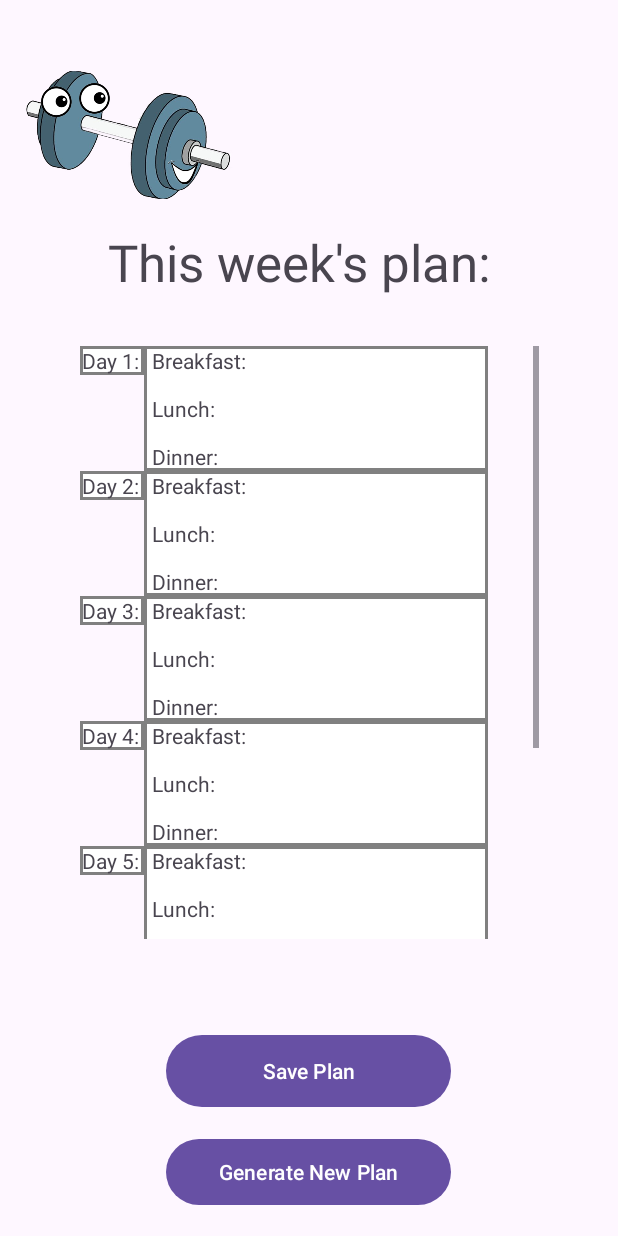
After one commit to snohoho/cAIorie, an Android app: the layout mealplan_activity.xml on its own in the app's theme, with its tools: preview values and no code run, on a phone screen of 412 x 824 dp. The commit adds this screen. Run offline under Robolectric (Android 15) with nearby library versions, the phone set to English and light mode, and no system bars.

Commit message:
First commit, meal plan screen

```diff
--- /dev/null
+++ b/app/src/main/java/edu/floridapoly/mobiledeviceapps/fall23/caiorie/MealPlanActivity.java
@@ -0,0 +1,14 @@
+package edu.floridapoly.mobiledeviceapps.fall23.caiorie;
+
+import android.os.Bundle;
+
+import androidx.appcompat.app.AppCompatActivity;
+
+public class MealPlanActivity extends AppCompatActivity {
+
+    @Override
+    protected void onCreate(Bundle savedInstanceState) {
+        super.onCreate(savedInstanceState);
+        setContentView(R.layout.mealplan_activity);
+    }
+}
--- /dev/null
+++ b/app/src/main/res/drawable/border.xml
@@ -0,0 +1,5 @@
+<?xml version="1.0" encoding="utf-8"?>
+<shape xmlns:android="http://schemas.android.com/apk/res/android" android:shape="rectangle" >
+    <solid android:color="@android:color/white" />
+    <stroke android:width="2dp" android:color="#808080"/>
+</shape>
--- /dev/null
+++ b/app/src/main/res/layout/mealplan_activity.xml
@@ -0,0 +1,325 @@
+<?xml version="1.0" encoding="utf-8"?>
+<androidx.constraintlayout.widget.ConstraintLayout xmlns:android="http://schemas.android.com/apk/res/android"
+    xmlns:app="http://schemas.android.com/apk/res-auto"
+    xmlns:tools="http://schemas.android.com/tools"
+    android:layout_width="match_parent"
+    android:layout_height="match_parent"
+    tools:context=".MainActivity">
+
+
+
+    <TextView
+        android:id="@+id/textView"
+        android:layout_width="wrap_content"
+        android:layout_height="wrap_content"
+        android:text="This week's plan:"
+        android:textSize="34sp"
+        app:layout_constraintBottom_toBottomOf="parent"
+        app:layout_constraintEnd_toEndOf="parent"
+        app:layout_constraintHorizontal_bias="0.458"
+        app:layout_constraintStart_toStartOf="parent"
+        app:layout_constraintTop_toTopOf="parent"
+        app:layout_constraintVertical_bias="0.195"
+        />
+
+    <ImageView
+        android:id="@+id/imageView"
+        android:layout_width="177dp"
+        android:layout_height="197dp"
+        app:layout_constraintBottom_toBottomOf="parent"
+        app:layout_constraintEnd_toEndOf="parent"
+        app:layout_constraintHorizontal_bias="0.0"
+        app:layout_constraintStart_toStartOf="parent"
+        app:layout_constraintTop_toTopOf="parent"
+        app:layout_constraintVertical_bias="0.0"
+        app:srcCompat="@drawable/dumbell_app_clipart" />
+
+    <Button
+        android:id="@+id/savePlanBtn"
+        android:layout_width="190dp"
+        android:layout_height="56dp"
+        android:text="Save Plan"
+        app:layout_constraintBottom_toBottomOf="parent"
+        app:layout_constraintEnd_toEndOf="parent"
+        app:layout_constraintHorizontal_bias="0.498"
+        app:layout_constraintStart_toStartOf="parent"
+        app:layout_constraintTop_toTopOf="parent"
+        app:layout_constraintVertical_bias="0.893" />
+
+    <Button
+        android:id="@+id/generatePlanBtn"
+        android:layout_width="190dp"
+        android:layout_height="52dp"
+        android:text="Generate New Plan"
+        app:layout_constraintBottom_toBottomOf="parent"
+        app:layout_constraintEnd_toEndOf="parent"
+        app:layout_constraintHorizontal_bias="0.498"
+        app:layout_constraintStart_toStartOf="parent"
+        app:layout_constraintTop_toTopOf="parent"
+        app:layout_constraintVertical_bias="0.978" />
+
+    <ScrollView
+        android:layout_width="306dp"
+        android:layout_height="395dp"
+        android:layout_marginTop="32dp"
+        android:fillViewport="true"
+        app:layout_constraintBottom_toBottomOf="parent"
+        app:layout_constraintEnd_toEndOf="parent"
+        app:layout_constraintStart_toStartOf="parent"
+        app:layout_constraintTop_toTopOf="parent">
+
+        <LinearLayout
+            android:layout_width="match_parent"
+            android:layout_height="wrap_content"
+            android:orientation="vertical">
+
+            <LinearLayout
+                android:layout_width="match_parent"
+                android:layout_height="wrap_content"
+                android:orientation="horizontal">
+
+                <TextView
+                    android:id="@+id/textView11"
+                    android:layout_width="wrap_content"
+                    android:layout_height="wrap_content"
+                    android:background="@drawable/border"
+                    android:paddingLeft="1dp"
+                    android:text="Day 1: "
+                    app:layout_constraintBottom_toBottomOf="parent"
+                    app:layout_constraintEnd_toEndOf="parent"
+                    app:layout_constraintHorizontal_bias="0.043"
+                    app:layout_constraintStart_toStartOf="parent"
+                    app:layout_constraintTop_toTopOf="parent"
+                    app:layout_constraintVertical_bias="0.009" />
+
+                <TextView
+                    android:id="@+id/textView9"
+                    android:layout_width="229dp"
+                    android:layout_height="wrap_content"
+                    android:background="@drawable/border"
+                    android:paddingLeft="5dp"
+                    android:text="@string/mealPlanText"
+                    app:layout_constraintBottom_toBottomOf="parent"
+                    app:layout_constraintEnd_toEndOf="parent"
+                    app:layout_constraintHorizontal_bias="0.379"
+                    app:layout_constraintStart_toStartOf="parent"
+                    app:layout_constraintTop_toTopOf="parent"
+                    app:layout_constraintVertical_bias="0.795" />
+
+            </LinearLayout>
+
+            <LinearLayout
+                android:layout_width="match_parent"
+                android:layout_height="wrap_content"
+                android:orientation="horizontal">
+
+                <TextView
+                    android:id="@+id/textView12"
+                    android:layout_width="wrap_content"
+                    android:layout_height="wrap_content"
+                    android:background="@drawable/border"
+                    android:paddingLeft="1dp"
+                    android:text="Day 2: "
+                    app:layout_constraintBottom_toBottomOf="parent"
+                    app:layout_constraintEnd_toEndOf="parent"
+                    app:layout_constraintHorizontal_bias="0.043"
+                    app:layout_constraintStart_toStartOf="parent"
+                    app:layout_constraintTop_toTopOf="parent"
+                    app:layout_constraintVertical_bias="0.153" />
+
+                <TextView
+                    android:id="@+id/textView10"
+                    android:layout_width="229dp"
+                    android:layout_height="wrap_content"
+                    android:background="@drawable/border"
+                    android:paddingLeft="5dp"
+                    android:text="@string/mealPlanText"
+                    app:layout_constraintBottom_toBottomOf="parent"
+                    app:layout_constraintEnd_toEndOf="parent"
+                    app:layout_constraintHorizontal_bias="0.379"
+                    app:layout_constraintStart_toStartOf="parent"
+                    app:layout_constraintTop_toTopOf="parent"
+                    app:layout_constraintVertical_bias="0.959" />
+            </LinearLayout>
+
+            <LinearLayout
+                android:layout_width="match_parent"
+                android:layout_height="wrap_content"
+                android:orientation="horizontal">
+
+                <TextView
+                    android:id="@+id/textView13"
+                    android:layout_width="wrap_content"
+                    android:layout_height="wrap_content"
+                    android:background="@drawable/border"
+                    android:paddingLeft="1dp"
+                    android:text="Day 3: "
+                    app:layout_constraintBottom_toBottomOf="parent"
+                    app:layout_constraintEnd_toEndOf="parent"
+                    app:layout_constraintHorizontal_bias="0.043"
+                    app:layout_constraintStart_toStartOf="parent"
+                    app:layout_constraintTop_toTopOf="parent"
+                    app:layout_constraintVertical_bias="0.313" />
+
+                <TextView
+                    android:id="@+id/textView8"
+                    android:layout_width="229dp"
+                    android:layout_height="wrap_content"
+                    android:background="@drawable/border"
+                    android:paddingLeft="5dp"
+                    android:text="@string/mealPlanText"
+                    app:layout_constraintBottom_toBottomOf="parent"
+                    app:layout_constraintEnd_toEndOf="parent"
+                    app:layout_constraintHorizontal_bias="0.379"
+                    app:layout_constraintStart_toStartOf="parent"
+                    app:layout_constraintTop_toTopOf="parent"
+                    app:layout_constraintVertical_bias="0.631" />
+
+            </LinearLayout>
+
+            <LinearLayout
+                android:layout_width="match_parent"
+                android:layout_height="wrap_content"
+                android:orientation="horizontal">
+
+                <TextView
+                    android:id="@+id/textView14"
+                    android:layout_width="wrap_content"
+                    android:layout_height="wrap_content"
+                    android:background="@drawable/border"
+                    android:paddingLeft="1dp"
+                    android:text="Day 4: "
+                    app:layout_constraintBottom_toBottomOf="parent"
+                    app:layout_constraintEnd_toEndOf="parent"
+                    app:layout_constraintHorizontal_bias="0.043"
+                    app:layout_constraintStart_toStartOf="parent"
+                    app:layout_constraintTop_toTopOf="parent"
+                    app:layout_constraintVertical_bias="0.45" />
+
+                <TextView
+                    android:id="@+id/textView7"
+                    android:layout_width="229dp"
+                    android:layout_height="wrap_content"
+                    android:background="@drawable/border"
+                    android:paddingLeft="5dp"
+                    android:text="@string/mealPlanText"
+                    app:layout_constraintBottom_toBottomOf="parent"
+                    app:layout_constraintEnd_toEndOf="parent"
+                    app:layout_constraintHorizontal_bias="0.379"
+                    app:layout_constraintStart_toStartOf="parent"
+                    app:layout_constraintTop_toTopOf="parent"
+                    app:layout_constraintVertical_bias="0.473" />
+
+            </LinearLayout>
+
+            <LinearLayout
+                android:layout_width="match_parent"
+                android:layout_height="wrap_content"
+                android:orientation="horizontal">
+
+                <TextView
+                    android:id="@+id/textView15"
+                    android:layout_width="wrap_content"
+                    android:layout_height="wrap_content"
+                    android:background="@drawable/border"
+                    android:paddingLeft="1dp"
+                    android:text="Day 5: "
+                    app:layout_constraintBottom_toBottomOf="parent"
+                    app:layout_constraintEnd_toEndOf="parent"
+                    app:layout_constraintHorizontal_bias="0.043"
+                    app:layout_constraintStart_toStartOf="parent"
+                    app:layout_constraintTop_toTopOf="parent"
+                    app:layout_constraintVertical_bias="0.58" />
+
+                <TextView
+                    android:id="@+id/textView6"
+                    android:layout_width="229dp"
+                    android:layout_height="wrap_content"
+                    android:background="@drawable/border"
+                    android:paddingLeft="5dp"
+                    android:text="@string/mealPlanText"
+                    app:layout_constraintBottom_toBottomOf="parent"
+                    app:layout_constraintEnd_toEndOf="parent"
+                    app:layout_constraintHorizontal_bias="0.379"
+                    app:layout_constraintStart_toStartOf="parent"
+                    app:layout_constraintTop_toTopOf="parent"
+                    app:layout_constraintVertical_bias="0.324" />
+
+            </LinearLayout>
+
+            <LinearLayout
+                android:layout_width="match_parent"
+                android:layout_height="wrap_content"
+                android:orientation="horizontal">
+
+                <TextView
+                    android:id="@+id/textView16"
+                    android:layout_width="wrap_content"
+                    android:layout_height="wrap_content"
+                    android:background="@drawable/border"
+                    android:paddingLeft="1dp"
+                    android:text="Day 6: "
+                    app:layout_constraintBottom_toBottomOf="parent"
+                    app:layout_constraintEnd_toEndOf="parent"
+                    app:layout_constraintHorizontal_bias="0.043"
+                    app:layout_constraintStart_toStartOf="parent"
+                    app:layout_constraintTop_toTopOf="parent"
+                    app:layout_constraintVertical_bias="0.733" />
+
+                <TextView
+                    android:id="@+id/textView5"
+                    android:layout_width="229dp"
+                    android:layout_height="wrap_content"
+                    android:background="@drawable/border"
+                    android:paddingLeft="5dp"
+                    android:text="@string/mealPlanText"
+                    app:layout_constraintBottom_toBottomOf="parent"
+                    app:layout_constraintEnd_toEndOf="parent"
+                    app:layout_constraintHorizontal_bias="0.379"
+                    app:layout_constraintStart_toStartOf="parent"
+                    app:layout_constraintTop_toTopOf="parent"
+                    app:layout_constraintVertical_bias="0.168" />
+
+            </LinearLayout>
+
+            <LinearLayout
+                android:layout_width="match_parent"
+                android:layout_height="wrap_content"
+                android:orientation="horizontal">
+
+                <TextView
+                    android:id="@+id/textView17"
+                    android:layout_width="wrap_content"
+                    android:layout_height="wrap_content"
+                    android:background="@drawable/border"
+                    android:paddingLeft="1dp"
+                    android:text="Day 7: "
+                    app:layout_constraintBottom_toBottomOf="parent"
+                    app:layout_constraintEnd_toEndOf="parent"
+                    app:layout_constraintHorizontal_bias="0.043"
+                    app:layout_constraintStart_toStartOf="parent"
+                    app:layout_constraintTop_toTopOf="parent"
+                    app:layout_constraintVertical_bias="0.884" />
+
+                <TextView
+                    android:id="@+id/textView3"
+                    android:layout_width="229dp"
+                    android:layout_height="wrap_content"
+                    android:background="@drawable/border"
+                    android:paddingLeft="5dp"
+                    android:shadowColor="#2AFFFFFF"
+                    android:text="@string/mealPlanText"
+                    app:barrierMargin="@dimen/material_emphasis_medium"
+                    app:layout_constraintBottom_toBottomOf="parent"
+                    app:layout_constraintEnd_toEndOf="parent"
+                    app:layout_constraintHorizontal_bias="0.379"
+                    app:layout_constraintStart_toStartOf="parent"
+                    app:layout_constraintTop_toTopOf="parent"
+                    app:layout_constraintVertical_bias="0.01" />
+
+            </LinearLayout>
+
+
+        </LinearLayout>
+    </ScrollView>
+</androidx.constraintlayout.widget.ConstraintLayout>
--- a/app/src/main/res/values/strings.xml
+++ b/app/src/main/res/values/strings.xml
@@ -1,4 +1,5 @@
 <resources>
     <string name="app_name">cAIorie</string>
     <string name="exText">Example Text</string>
+    <string name="mealPlanText">Breakfast: \n\nLunch: \n\nDinner:</string>
 </resources>
```
Also changed, not shown: app/src/main/res/drawable/dumbell_app_clipart.png (added).
